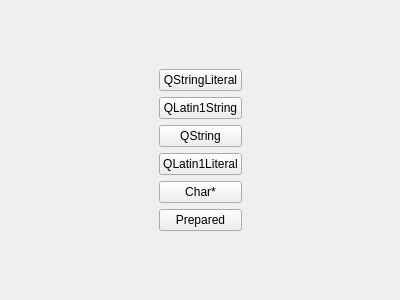
Before: the Qt Designer form tools/benchmarkstring/MainWindow.ui in alphaonex86/CatchChallenger, drawn with Qt 5.
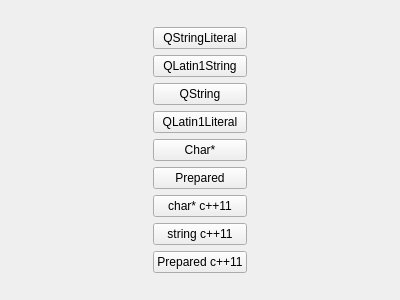
After: the same form once the commit is applied.

```diff
--- a/tools/benchmarkstring/MainWindow.ui
+++ b/tools/benchmarkstring/MainWindow.ui
@@ -85,6 +85,27 @@
         </property>
        </widget>
       </item>
+      <item>
+       <widget class="QPushButton" name="pushButton_7">
+        <property name="text">
+         <string>char* c++11</string>
+        </property>
+       </widget>
+      </item>
+      <item>
+       <widget class="QPushButton" name="pushButton_8">
+        <property name="text">
+         <string>string c++11</string>
+        </property>
+       </widget>
+      </item>
+      <item>
+       <widget class="QPushButton" name="pushButton_9">
+        <property name="text">
+         <string>Prepared c++11</string>
+        </property>
+       </widget>
+      </item>
       <item>
        <spacer name="verticalSpacer_2">
         <property name="orientation">
```
